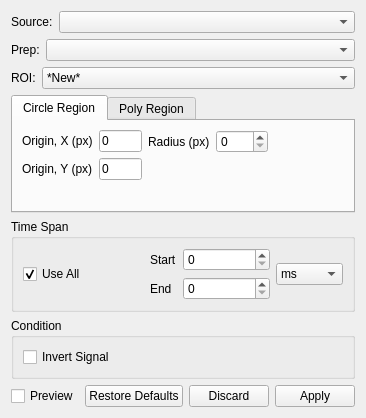
First picture: the form in src/ui/KairoSightWidgetIsolate.ui, repository kairosight/KairoSight, before the edit.
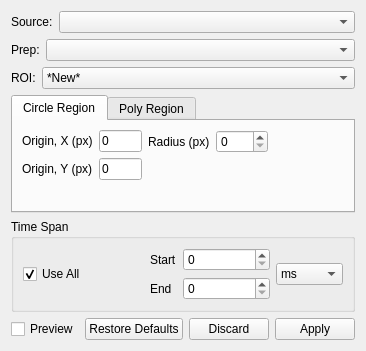
Second picture: the form after the edit. Custom widgets are drawn as their Qt base class.

What changed in the file:
```diff
--- a/src/ui/KairoSightWidgetIsolate.ui
+++ b/src/ui/KairoSightWidgetIsolate.ui
@@ -7,7 +7,7 @@
     <x>0</x>
     <y>0</y>
     <width>350</width>
-    <height>393</height>
+    <height>337</height>
    </rect>
   </property>
   <property name="sizePolicy">
@@ -357,22 +357,6 @@
      </layout>
     </widget>
    </item>
-   <item>
-    <widget class="QGroupBox" name="groupBoxCondition">
-     <property name="title">
-      <string>Condition</string>
-     </property>
-     <layout class="QHBoxLayout" name="horizontalLayout_6">
-      <item>
-       <widget class="QCheckBox" name="checkBox">
-        <property name="text">
-         <string>Invert Signal</string>
-        </property>
-       </widget>
-      </item>
-     </layout>
-    </widget>
-   </item>
    <item>
     <layout class="QHBoxLayout" name="horizontalLayout">
      <item>
```
